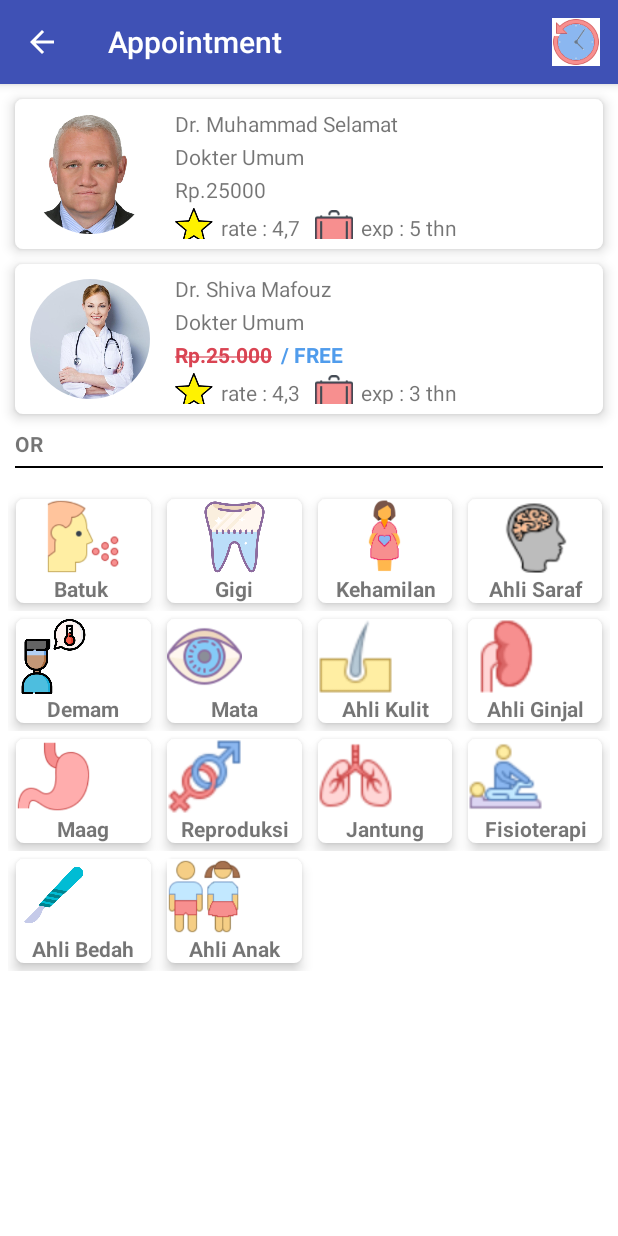
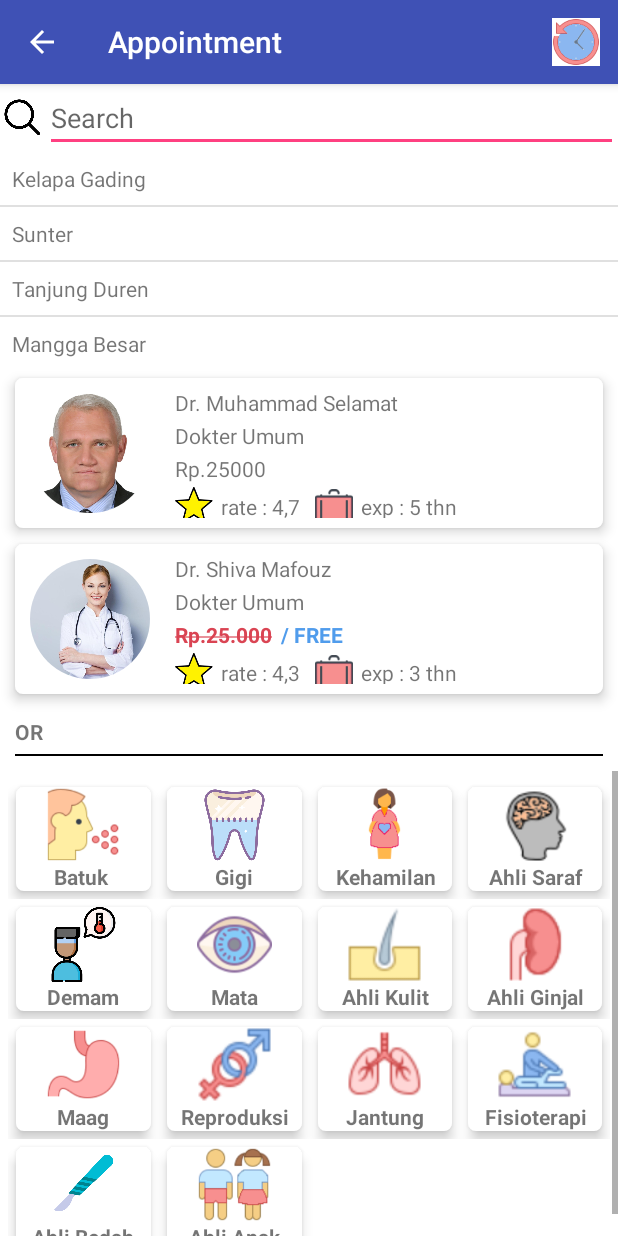
Before and after one commit to qprocompany/EzMedicPasien, an Android app: the MenuAppointment screen opened directly, with no data from a screen before it, on a phone screen of 412 x 824 dp. Run offline under Robolectric (Android 15) with nearby library versions, the light colour scheme and no system bars; our stand-ins replace CircleImageView.

Commit message:
Search bar - Fernando

```diff
--- a/app/build.gradle
+++ b/app/build.gradle
@@ -2,7 +2,6 @@ apply plugin: 'com.android.application'
 
 android {
     compileSdkVersion 27
-    buildToolsVersion "27.0.3"
     defaultConfig {
         applicationId "com.example.user.pasienapplication"
         minSdkVersion 15
--- a/app/src/main/java/com/example/user/pasienapplication/MenuAppointment.java
+++ b/app/src/main/java/com/example/user/pasienapplication/MenuAppointment.java
@@ -2,25 +2,43 @@ package com.example.user.pasienapplication;
 
 import android.content.Intent;
 import android.graphics.Paint;
+import android.os.Bundle;
 import android.support.v7.app.AppCompatActivity;
-import android.os.Bundle;
+import android.text.Editable;
+import android.text.TextWatcher;
 import android.view.Menu;
 import android.view.MenuItem;
 import android.view.View;
+import android.widget.ArrayAdapter;
 import android.widget.Button;
+import android.widget.EditText;
 import android.widget.LinearLayout;
+import android.widget.ListView;
+import android.widget.SearchView;
 import android.widget.TextView;
+
+import java.util.ArrayList;
+import java.util.Arrays;
 
 public class MenuAppointment extends AppCompatActivity {
 
     TextView v;
     LinearLayout dokter1;
     Button btnRequest;
+    String []titles;
+    ArrayList<String>listtitles;
+    EditText editText;
+    ArrayAdapter<String>adapter;
+    ListView listView;
+
 
     @Override
     protected void onCreate(Bundle savedInstanceState) {
         super.onCreate(savedInstanceState);
         setContentView(R.layout.activity_menu_appointment);
+
+        listView = (ListView)findViewById(R.id.list_item);
+        editText = (EditText) findViewById(R.id.search_item);
 
         getSupportActionBar().setDisplayHomeAsUpEnabled(true);
         getSupportActionBar().setTitle("Appointment");
@@ -38,6 +56,29 @@ public class MenuAppointment extends AppCompatActivity {
         v = findViewById(R.id.textView14);
         v.setText("Rp.25.000");
         v.setPaintFlags(v.getPaintFlags() | Paint.STRIKE_THRU_TEXT_FLAG);
+
+        titlelistmethod();
+        editText.addTextChangedListener(new TextWatcher() {
+            @Override
+            public void beforeTextChanged(CharSequence s, int start, int count, int after) {
+
+            }
+
+            @Override
+            public void onTextChanged(CharSequence s, int start, int before, int count) {
+                if(s.toString().equals("")){
+                    titlelistmethod();
+                }
+                else{
+                    searchtitles(s.toString());
+                }
+            }
+
+            @Override
+            public void afterTextChanged(Editable s) {
+
+            }
+        });
     }
 
     @Override
@@ -56,5 +97,20 @@ public class MenuAppointment extends AppCompatActivity {
         return super.onOptionsItemSelected(item);
     }
 
+    public void titlelistmethod(){
+        titles = new String[]{"Kelapa Gading", "Sunter", "Tanjung Duren", "Mangga Besar"};
+        listtitles = new ArrayList<>(Arrays.asList(titles));
+        adapter = new ArrayAdapter<String>(this,R.layout.row_layout,R.id.text,listtitles);
+        listView.setAdapter(adapter);
+    }
+
+    public void searchtitles(String titlessearch){
+        for(String i : titles){
+            if(!i.contains(titlessearch)){
+                listtitles.remove(i);
+            }
+        }
+        adapter.notifyDataSetChanged();
+    }
 
 }
--- a/app/src/main/res/layout/activity_menu_appointment.xml
+++ b/app/src/main/res/layout/activity_menu_appointment.xml
@@ -13,11 +13,42 @@
         android:layout_height="wrap_content"
         android:orientation="vertical">
 
+        <LinearLayout
+            android:layout_width="match_parent"
+            android:layout_height="wrap_content">
+            <ImageView
+                android:layout_width="30dp"
+                android:layout_height="30dp"
+                android:src="@drawable/search"
+                android:layout_gravity="center"/>
+
+            <EditText
+                android:id="@+id/search_item"
+                android:layout_width="match_parent"
+                android:layout_height="wrap_content"
+                android:hint="Search"/>
+        </LinearLayout>
+
+
+        <ListView
+            android:id="@+id/list_item"
+            android:layout_width="match_parent"
+            android:layout_height="wrap_content">
+
+        </ListView>
+    </LinearLayout>
+
+    <LinearLayout
+        android:layout_width="match_parent"
+        android:layout_height="wrap_content"
+        android:orientation="vertical">
+
             <LinearLayout
                 android:id="@+id/dokter1"
                 android:layout_width="match_parent"
                 android:layout_height="match_parent"
-                android:layout_marginTop="10dp"
+                android:layout_marginTop="5dp"
+                android:layout_marginBottom="5dp"
                 android:layout_marginRight="10dp"
                 android:layout_marginLeft="10dp"
                 android:background="@drawable/radius"
@@ -113,7 +144,8 @@
             <LinearLayout
                 android:layout_width="match_parent"
                 android:layout_height="match_parent"
-                android:layout_marginTop="10dp"
+                android:layout_marginTop="5dp"
+                android:layout_marginBottom="5dp"
                 android:layout_marginRight="10dp"
                 android:layout_marginLeft="10dp"
                 android:background="@drawable/radius"
@@ -438,7 +470,8 @@
                         <LinearLayout
                             android:layout_width="wrap_content"
                             android:layout_height="wrap_content"
-                            android:orientation="vertical">
+                            android:orientation="vertical"
+                            android:layout_gravity="center">
 
                             <ImageView
                                 android:layout_width="50dp"
@@ -474,7 +507,8 @@
                         <LinearLayout
                             android:layout_width="wrap_content"
                             android:layout_height="wrap_content"
-                            android:orientation="vertical">
+                            android:orientation="vertical"
+                            android:layout_gravity="center">
 
                             <ImageView
                                 android:layout_width="50dp"
@@ -510,7 +544,8 @@
                         <LinearLayout
                             android:layout_width="wrap_content"
                             android:layout_height="wrap_content"
-                            android:orientation="vertical">
+                            android:orientation="vertical"
+                            android:layout_gravity="center">
 
                             <ImageView
                                 android:layout_width="50dp"
@@ -546,7 +581,8 @@
                         <LinearLayout
                             android:layout_width="wrap_content"
                             android:layout_height="wrap_content"
-                            android:orientation="vertical">
+                            android:orientation="vertical"
+                            android:layout_gravity="center">
 
                             <ImageView
                                 android:layout_width="50dp"
@@ -588,7 +624,8 @@
                         <LinearLayout
                             android:layout_width="wrap_content"
                             android:layout_height="wrap_content"
-                            android:orientation="vertical">
+                            android:orientation="vertical"
+                            android:layout_gravity="center">
 
                             <ImageView
                                 android:layout_width="50dp"
@@ -624,7 +661,8 @@
                         <LinearLayout
                             android:layout_width="wrap_content"
                             android:layout_height="wrap_content"
-                            android:orientation="vertical">
+                            android:orientation="vertical"
+                            android:layout_gravity="center">
 
                             <ImageView
                                 android:layout_width="50dp"
@@ -660,7 +698,8 @@
                         <LinearLayout
                             android:layout_width="wrap_content"
                             android:layout_height="wrap_content"
-                            android:orientation="vertical">
+                            android:orientation="vertical"
+                            android:layout_gravity="center">
 
                             <ImageView
                                 android:layout_width="50dp"
@@ -696,7 +735,8 @@
                         <LinearLayout
                             android:layout_width="wrap_content"
                             android:layout_height="wrap_content"
-                            android:orientation="vertical">
+                            android:orientation="vertical"
+                            android:layout_gravity="center">
 
                             <ImageView
                                 android:layout_width="50dp"
@@ -740,7 +780,8 @@
                         <LinearLayout
                             android:layout_width="wrap_content"
                             android:layout_height="wrap_content"
-                            android:orientation="vertical">
+                            android:orientation="vertical"
+                            android:layout_gravity="center">
 
                             <ImageView
                                 android:layout_width="50dp"
@@ -777,7 +818,8 @@
                         <LinearLayout
                             android:layout_width="wrap_content"
                             android:layout_height="wrap_content"
-                            android:orientation="vertical">
+                            android:orientation="vertical"
+                            android:layout_gravity="center">
 
                             <ImageView
                                 android:layout_width="50dp"
--- /dev/null
+++ b/app/src/main/res/layout/row_layout.xml
@@ -0,0 +1,12 @@
+<?xml version="1.0" encoding="utf-8"?>
+<LinearLayout xmlns:android="http://schemas.android.com/apk/res/android"
+    android:orientation="vertical" android:layout_width="match_parent"
+    android:layout_height="match_parent">
+
+    <TextView
+        android:id="@+id/text"
+        android:layout_width="match_parent"
+        android:layout_height="wrap_content"
+        android:padding="8dp"/>
+
+</LinearLayout>
```
Also changed, not shown: app/src/main/res/layout/activity_menu.xml (+20 -15 lines), app/src/main/res/layout/activity_profile_pasien.xml (+16 -4 lines), app/src/main/res/drawable-v24/search.png (added).
